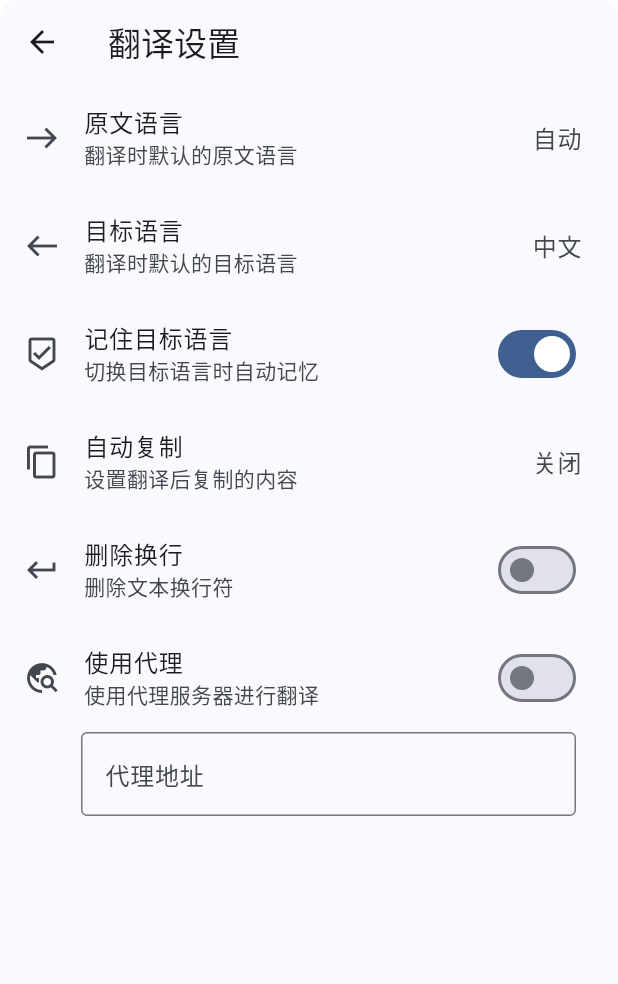
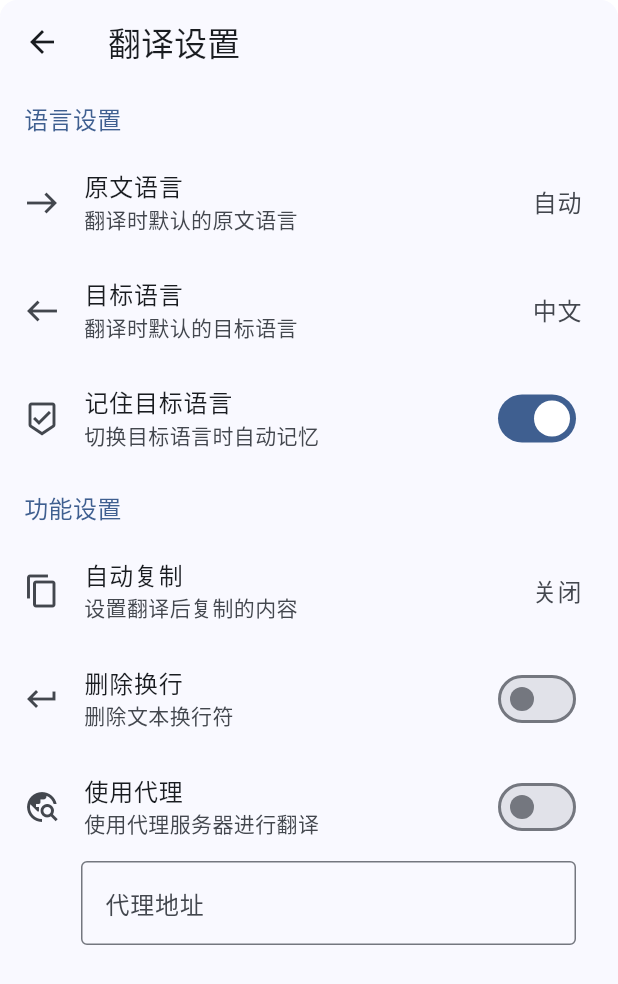
Before and after one commit to gvenusleo/lex-app, a Flutter app: the TranslateSettingPage screen opened directly, on a phone screen of 412 x 824 dp. Shown: the top 984 px of the screen. Run offline on Flutter 3.47's test engine with Material 2 defaults, Android fonts, the phone set to English and light mode, and no system bars; drawn by our look-alikes of dynamic_color; our stand-ins replace dio, file_picker, isar, package_info_plus, shared_preferences; missing offline and left inert: hotkey_manager, launch_at_startup, screen_retriever, screen_text_extractor, tray_manager, window_manager; accounts and stored records are empty; generated files the repository leaves out were written again; Roboto replaces fonts that are missing (默认字体); statements that could not run were skipped.

Commit message:
🪄 优化：翻页设置页面分组

```diff
--- a/lib/pages/setting_page/translate_setting_page.dart
+++ b/lib/pages/setting_page/translate_setting_page.dart
@@ -1,5 +1,6 @@
 import "package:flutter/material.dart";
 import "package:metranslate/global.dart";
+import "package:metranslate/widgets/list_tile_group_title.dart";
 
 /// 翻译设置页面
 class TranslateSettingPage extends StatefulWidget {
@@ -67,6 +68,7 @@ class _TranslateSettingPageState extends State<TranslateSettingPage> {
       body: ListView(
         padding: const EdgeInsets.only(bottom: 18),
         children: [
+          const ListTileGroupTitle(title: "语言设置"),
           ListTile(
             leading: const Icon(Icons.east_outlined),
             title: const Text("原文语言"),
@@ -99,6 +101,7 @@ class _TranslateSettingPageState extends State<TranslateSettingPage> {
             title: const Text("记住目标语言"),
             subtitle: const Text("切换目标语言时自动记忆"),
           ),
+          const ListTileGroupTitle(title: "功能设置"),
           ListTile(
             leading: const Icon(Icons.copy_outlined),
             title: const Text("自动复制"),
```
